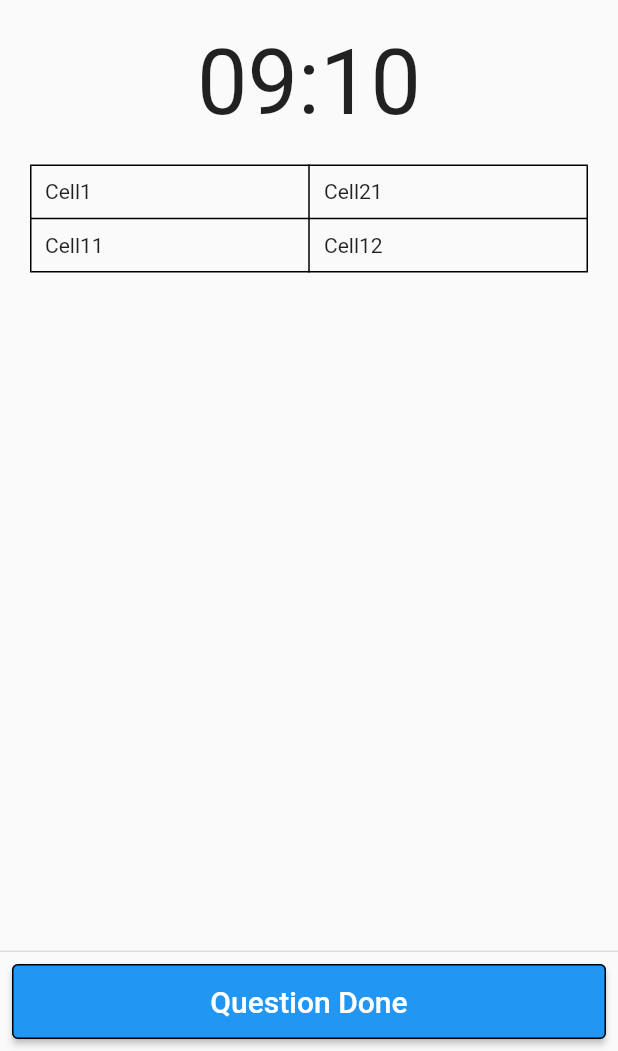
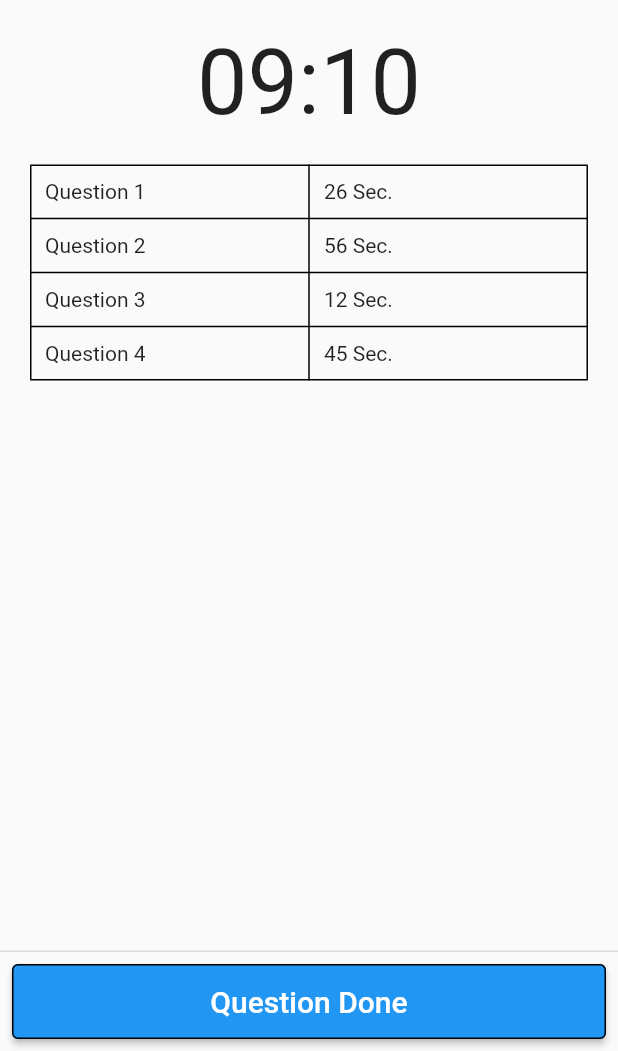
Before and after one commit to dev-sandeep/flutter-timer, a Flutter app: the TimerPage screen opened directly, on a phone screen of 412 x 824 dp, the part 185-1236 px from its top. Run offline on Flutter 3.47's test engine with Material 2 defaults, Android fonts, the phone set to English and light mode, and no system bars; missing offline and left inert: dart:ffi.

Commit message:
table made dynamic

```diff
--- a/lib/pages/TimerPage.dart
+++ b/lib/pages/TimerPage.dart
@@ -25,7 +25,7 @@ class TimerPage extends StatelessWidget {
             ),
             Container(
               padding: const EdgeInsets.all(20.0),
-              child: const TableWidget(data: [])
+              child: const TableWidget(data: [26, 56, 12, 45])
             )
           ],
         ),
--- a/lib/utils/TableWidget.dart
+++ b/lib/utils/TableWidget.dart
@@ -1,6 +1,3 @@
-// ignore: file_names
-import 'dart:ffi';
-
 import 'package:flutter/material.dart';
 
 class TableWidget extends StatelessWidget {
@@ -9,31 +6,21 @@ class TableWidget extends StatelessWidget {
       required this.data
     });
 
-    final List<String> data;
+    final List<int> data;
 
   @override
   Widget build(BuildContext context) {
     return Table(
       border: TableBorder.all(color: Colors.black),
-      children: const [
-        TableRow(children: [
+      children: [
+        for(var i = 0; i < data.length; i++) TableRow(children: [
           Padding(
-            padding: EdgeInsets.all(10),
-            child: Text('Cell1'),
+            padding: const EdgeInsets.all(10),
+            child: Text('Question ${i+1}'),
           ),
           Padding(
-            padding: EdgeInsets.all(10),
-            child: Text('Cell21'),
-          ),
-        ]),
-        TableRow(children: [
-          Padding(
-            padding: EdgeInsets.all(10),
-            child: Text('Cell11'),
-          ),
-          Padding(
-            padding: EdgeInsets.all(10),
-            child: Text('Cell12'),
+            padding: const EdgeInsets.all(10),
+            child: Text('${data[i]} Sec.'),
           ),
         ])
       ],
```
